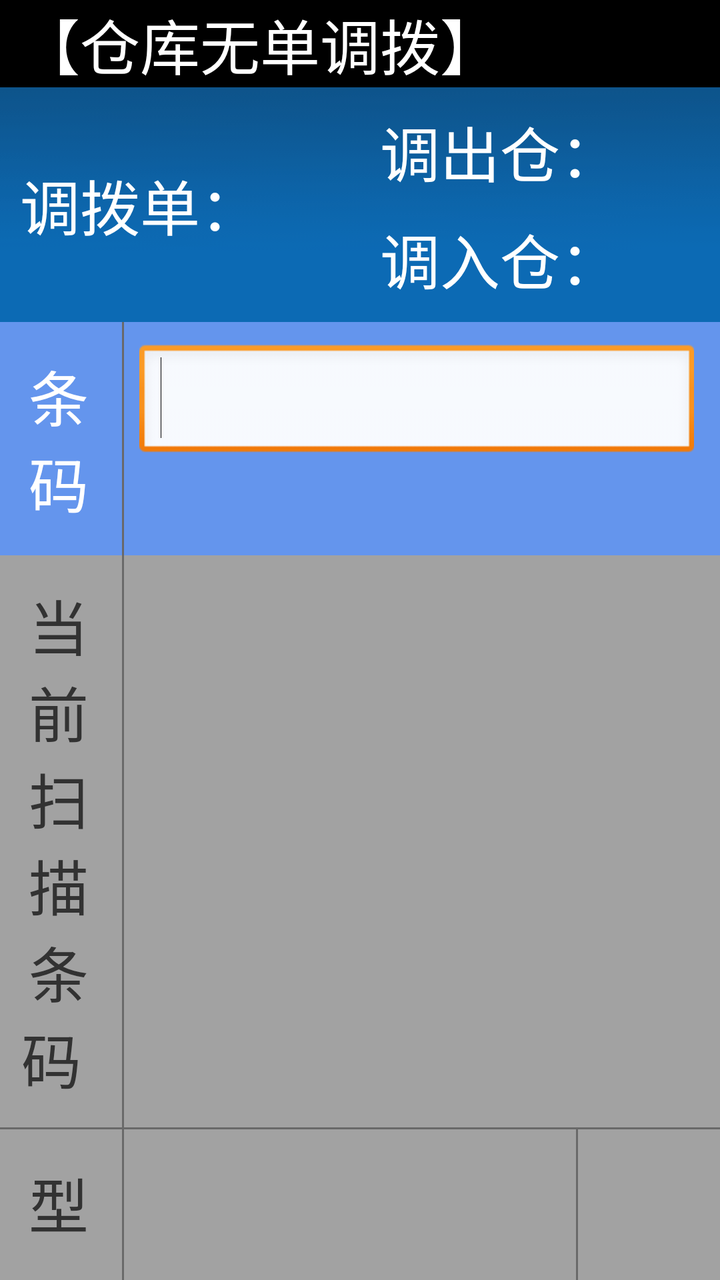
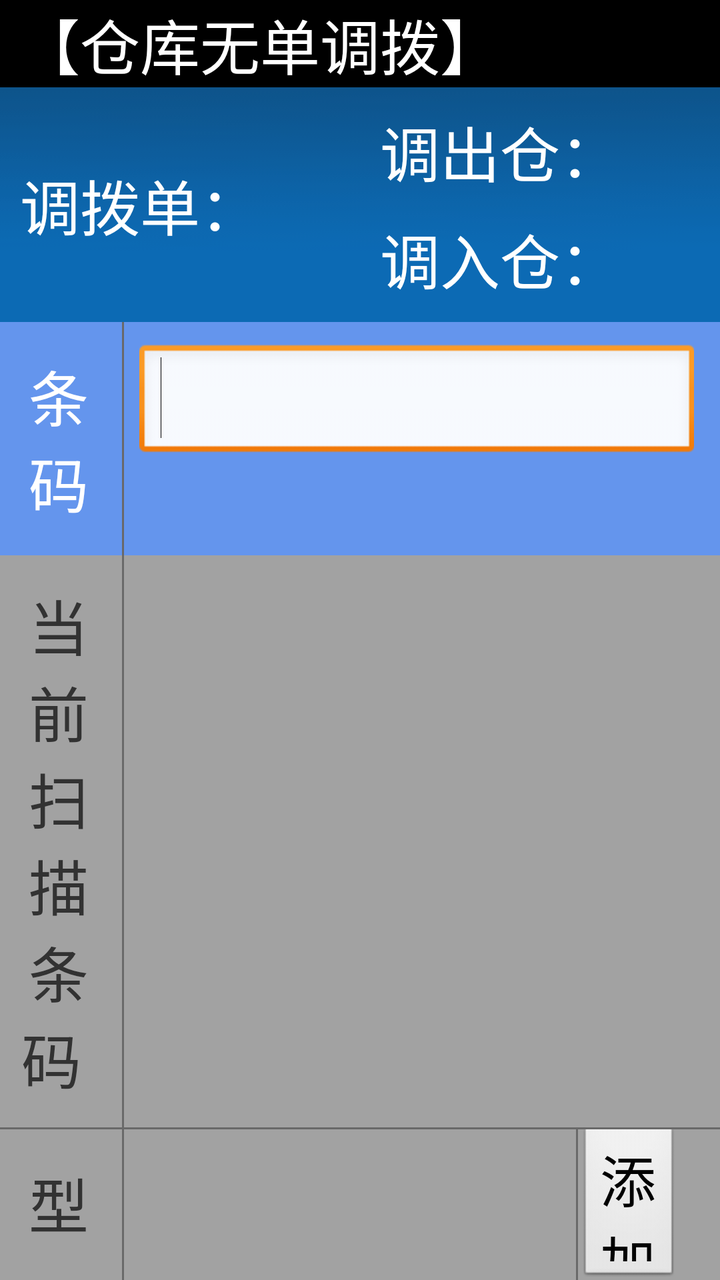

Before-and-after screenshots of an Android layout around one commit, followed by the original layout XML and the change that was made.
<!-- AndroidManifest.xml: application theme android:Theme.Light.NoTitleBar -->
<!-- res/layout/new_p_dv_instock_z_changestock_nobill.xml -->
<?xml version="1.0" encoding="utf-8"?>
<LinearLayout xmlns:android="http://schemas.android.com/apk/res/android"
    xmlns:tools="http://schemas.android.com/tools"
    android:layout_width="match_parent"
    android:layout_height="match_parent"
    android:orientation="vertical"
    tools:ignore="HardcodedText,dpUsage,InefficientWeight,UselessLeaf" >

    <TextView
        android:id="@+id/tv_title"
        android:layout_width="match_parent"
        android:layout_height="wrap_content"
        android:background="@color/black"
        android:gravity="left"
        android:paddingLeft="10dp"
        android:text="【仓库无单调拨】"
        android:textColor="@color/white"
        android:textSize="30dp" />

    <LinearLayout
        android:layout_width="match_parent"
        android:layout_height="wrap_content"
        android:background="@drawable/titlebar_back"
        android:gravity="center_vertical"
        android:orientation="horizontal" >

        <RelativeLayout
            android:id="@+id/relayout_left"
            android:layout_width="0dp"
            android:layout_height="fill_parent"
            android:layout_weight="1"
            android:gravity="center_vertical"
            android:paddingBottom="10dp"
            android:paddingTop="10dp" >

            <RelativeLayout
                android:id="@+id/relayout_source_billno"
                android:layout_width="match_parent"
                android:layout_height="wrap_content"
                android:visibility="visible" >

                <TextView
                    android:id="@+id/tv_source_billno_str"
                    android:layout_width="wrap_content"
                    android:layout_height="wrap_content"
                    android:layout_centerVertical="true"
                    android:layout_marginLeft="10dp"
                    android:text="调拨单："
                    android:textColor="@color/white"
                    android:textSize="30dp" />

                <TextView
                    android:id="@+id/tv_source_billno"
                    android:layout_width="wrap_content"
                    android:layout_height="wrap_content"
                    android:layout_centerVertical="true"
                    android:layout_toRightOf="@id/tv_source_billno_str"
                    android:text=""
                    android:textColor="@color/white"
                    android:textSize="30dp" />
            </RelativeLayout>

            <RelativeLayout
                android:id="@+id/relayout_billno"
                android:layout_width="match_parent"
                android:layout_height="wrap_content"
                android:layout_below="@id/relayout_source_billno"
                android:layout_marginTop="10dp"
                android:visibility="gone" >

                <TextView
                    android:id="@+id/tv_billno_str"
                    android:layout_width="wrap_content"
                    android:layout_height="wrap_content"
                    android:layout_centerVertical="true"
                    android:layout_marginLeft="10dp"
                    android:text="入库单："
                    android:textColor="@color/white"
                    android:textSize="30dp" />

                <TextView
                    android:id="@+id/tv_billno"
                    android:layout_width="wrap_content"
                    android:layout_height="wrap_content"
                    android:layout_centerVertical="true"
                    android:layout_toRightOf="@id/tv_billno_str"
                    android:text=""
                    android:textColor="@color/white"
                    android:textSize="30dp" />
            </RelativeLayout>
        </RelativeLayout>

        <RelativeLayout
            android:id="@+id/relayout_right"
            android:layout_width="0dp"
            android:layout_height="fill_parent"
            android:layout_weight="1"
            android:gravity="center_vertical"
            android:paddingBottom="10dp"
            android:paddingTop="10dp" >

            <RelativeLayout
                android:id="@+id/relayout_company"
                android:layout_width="match_parent"
                android:layout_height="wrap_content"
                android:visibility="visible" >

                <TextView
                    android:id="@+id/tv_company_str"
                    android:layout_width="wrap_content"
                    android:layout_height="wrap_content"
                    android:layout_centerVertical="true"
                    android:layout_marginLeft="10dp"
                    android:text="调出仓："
                    android:textColor="@color/white"
                    android:textSize="30dp" />

                <TextView
                    android:id="@+id/tv_company_name"
                    android:layout_width="wrap_content"
                    android:layout_height="wrap_content"
                    android:layout_centerVertical="true"
                    android:layout_toRightOf="@id/tv_company_str"
                    android:text=""
                    android:textColor="@color/white"
                    android:textSize="30dp" />
            </RelativeLayout>

            <RelativeLayout
                android:id="@+id/relayout_stock"
                android:layout_width="match_parent"
                android:layout_height="wrap_content"
                android:layout_below="@id/relayout_company"
                android:layout_marginTop="10dp" >

                <TextView
                    android:id="@+id/tv_stock_str"
                    android:layout_width="wrap_content"
                    android:layout_height="wrap_content"
                    android:layout_centerVertical="true"
                    android:layout_marginLeft="10dp"
                    android:text="调入仓："
                    android:textColor="@color/white"
                    android:textSize="30dp" />

                <TextView
                    android:id="@+id/tv_stock_name"
                    android:layout_width="wrap_content"
                    android:layout_height="wrap_content"
                    android:layout_centerVertical="true"
                    android:layout_toRightOf="@id/tv_stock_str"
                    android:text=""
                    android:textColor="@color/white"
                    android:textSize="30dp" />
            </RelativeLayout>
        </RelativeLayout>
    </LinearLayout>

    <LinearLayout
        android:layout_width="match_parent"
        android:layout_height="wrap_content"
        android:background="@color/cornflowerblue"
        android:orientation="horizontal" >

        <TextView
            android:layout_width="0dp"
            android:layout_height="wrap_content"
            android:layout_weight="0.5"
            android:gravity="center"
            android:paddingBottom="15dp"
            android:paddingTop="15dp"
            android:text="条\t\t码"
            android:textColor="@color/white"
            android:textSize="30dp" />

        <View
            android:layout_width="1dp"
            android:layout_height="fill_parent"
            android:layout_marginLeft="2dp"
            android:layout_marginRight="2dp"
            android:background="#696969" />

        <View
            android:layout_width="0dp"
            android:layout_height="fill_parent"
            android:layout_weight="0.05" />

        <EditText
            android:id="@+id/et_barcode"
            android:layout_width="0dp"
            android:layout_height="wrap_content"
            android:layout_weight="2.35"
            android:ems="18"
            android:focusable="true"
            android:focusableInTouchMode="true"
            android:gravity="center_vertical"
            android:inputType="text"
            android:textSize="30dp" >

            <requestFocus />
        </EditText>

        <View
            android:layout_width="1dp"
            android:layout_height="fill_parent" />

        <View
            android:layout_width="0dp"
            android:layout_height="fill_parent"
            android:layout_weight="0.1" />
    </LinearLayout>

    <LinearLayout
        android:layout_width="match_parent"
        android:layout_height="wrap_content"
        android:background="#A2A2A2"
        android:orientation="horizontal" >

        <LinearLayout
            android:layout_width="0dp"
            android:layout_height="wrap_content"
            android:layout_marginBottom="3dp"
            android:layout_marginTop="3dp"
            android:layout_weight="0.5"
            android:orientation="vertical" >

            <TextView
                android:layout_width="match_parent"
                android:layout_height="wrap_content"
                android:gravity="center"
                android:paddingBottom="10dp"
                android:paddingTop="10dp"
                android:text="当前扫描条码 "
                android:textSize="30dp" />
        </LinearLayout>

        <View
            android:layout_width="1dp"
            android:layout_height="match_parent"
            android:layout_marginLeft="2dp"
            android:layout_marginRight="2dp"
            android:background="#696969" />

        <LinearLayout
            android:layout_width="0dp"
            android:layout_height="wrap_content"
            android:layout_gravity="center_vertical"
            android:layout_weight="2.5"
            android:orientation="vertical" >

            <TextView
                android:id="@+id/tv_show_code"
                android:layout_width="match_parent"
                android:layout_height="wrap_content"
                android:paddingLeft="5dp"
                android:text=""
                android:textSize="30dp" />
        </LinearLayout>
    </LinearLayout>

    <View
        android:layout_width="match_parent"
        android:layout_height="1dp"
        android:background="#696969" />

    <LinearLayout
        android:layout_width="fill_parent"
        android:layout_height="wrap_content"
        android:background="#A2A2A2"
        android:gravity="center_vertical"
        android:orientation="horizontal" >

        <LinearLayout
            android:layout_width="0dp"
            android:layout_height="wrap_content"
            android:layout_weight="0.5"
            android:orientation="vertical"
            android:paddingBottom="15dp"
            android:paddingTop="15dp" >

            <TextView
                android:id="@+id/TextView06"
                android:layout_width="match_parent"
                android:layout_height="wrap_content"
                android:gravity="center"
                android:text="型号色号 "
                android:textSize="30dp" />

            <TextView
                android:layout_width="match_parent"
                android:layout_height="wrap_content"
                android:gravity="center"
                android:text="(产品ID) "
                android:textSize="28dp" />
        </LinearLayout>

        <View
            android:layout_width="1dp"
            android:layout_height="match_parent"
            android:layout_marginLeft="2dp"
            android:layout_marginRight="2dp"
            android:background="#696969" />

        <LinearLayout
            android:layout_width="0dp"
            android:layout_height="wrap_content"
            android:layout_weight="1.9"
            android:orientation="vertical" >

            <TextView
                android:id="@+id/tv_model_colors"
                android:layout_width="match_parent"
                android:layout_height="wrap_content"
                android:paddingLeft="5dp"
                android:textSize="30dp" />

            <TextView
                android:id="@+id/tv_goodsid"
                android:layout_width="match_parent"
                android:layout_height="wrap_content"
                android:paddingLeft="5dp"
                android:text=""
                android:textSize="28dp" />
        </LinearLayout>

        <View
            android:layout_width="1dp"
            android:layout_height="match_parent"
            android:background="#696969" />

        <LinearLayout
            android:layout_width="0dp"
            android:layout_height="wrap_content"
            android:layout_weight="0.6"
            android:gravity="center"
            android:orientation="horizontal" >

            <Button
                android:id="@+id/btn_select_goodsid"
                android:layout_width="fill_parent"
                android:layout_height="80dp"
                android:layout_marginRight="20dp"
                android:text="选\t择 "
                android:visibility="gone" />
        </LinearLayout>
    </LinearLayout>

    <LinearLayout
        android:layout_width="match_parent"
        android:layout_height="wrap_content"
        android:layout_weight="2.88"
        android:orientation="vertical" >

        <LinearLayout
            android:layout_width="match_parent"
            android:layout_height="80dp"
            android:gravity="center_vertical"
            android:orientation="horizontal" >

            <TextView
                android:id="@+id/TextView07"
                android:layout_width="0dp"
                android:layout_height="fill_parent"
                android:layout_weight="1"
                android:background="#D7D7D7"
                android:gravity="center"
                android:text="此型号累计"
                android:textSize="30dp" />

            <View
                android:layout_width="2dp"
                android:layout_height="fill_parent"
                android:background="#AEAEAE" />

            <TextView
                android:id="@+id/TextView09"
                android:layout_width="0dp"
                android:layout_height="fill_parent"
                android:layout_weight="1"
                android:background="#D7D7D7"
                android:gravity="center"
                android:text="合\t计"
                android:textSize="30dp" />
        </LinearLayout>

        <View
            android:layout_width="match_parent"
            android:layout_height="1dp"
            android:background="#AEAEAE" />

        <LinearLayout
            android:layout_width="match_parent"
            android:layout_height="fill_parent"
            android:gravity="center_vertical"
            android:orientation="horizontal" >

            <TextView
                android:id="@+id/tv_curqty"
                android:layout_width="0dp"
                android:layout_height="fill_parent"
                android:layout_weight="1"
                android:gravity="center"
                android:text="0"
                android:textColor="@color/darkgreen"
                android:textSize="60dp" />

            <View
                android:layout_width="2dp"
                android:layout_height="fill_parent"
                android:background="#AEAEAE" />

            <TextView
                android:id="@+id/tv_totalqty"
                android:layout_width="0dp"
                android:layout_height="fill_parent"
                android:layout_weight="1"
                android:gravity="center"
                android:text="0"
                android:textSize="60dp" />
        </LinearLayout>
    </LinearLayout>

    <LinearLayout
        android:id="@+id/LinearLayout01"
        android:layout_width="match_parent"
        android:layout_height="wrap_content"
        android:background="@drawable/titlebar_back"
        android:gravity="center"
        android:orientation="horizontal"
        android:paddingBottom="10dp"
        android:paddingTop="10dp" >

        <Button
            android:id="@+id/btn_list"
            android:layout_width="250dp"
            android:layout_height="80dp"
            android:text="明细"
            android:textSize="@dimen/show_title_size" />

        <Button
            android:id="@+id/btn_print"
            android:layout_width="250dp"
            android:layout_height="80dp"
            android:layout_marginLeft="30dp"
            android:text="打印"
            android:textSize="@dimen/show_title_size" />

        <Button
            android:id="@+id/btn_exit"
            android:layout_width="250dp"
            android:layout_height="80dp"
            android:layout_marginLeft="30dp"
            android:text="完成"
            android:textSize="@dimen/show_title_size" />
    </LinearLayout>

</LinearLayout>
<!-- resources referenced by this layout -->
<resources>
  <color name="black">#000000</color>
  <color name="cornflowerblue">#6495ED</color>
  <color name="darkgreen">#006400</color>
  <color name="white">#FFFFFF</color>
  <dimen name="show_title_size">30dp</dimen>
  <!-- drawable titlebar_back: png bitmap (drawable-hdpi, 3336 bytes) -->
</resources>

<!-- the commit's change to res/layout/new_p_dv_instock_z_changestock_nobill.xml (unified diff, before → after) -->
@@ -195,6 +195,7 @@
             android:focusableInTouchMode="true"
             android:gravity="center_vertical"
             android:inputType="text"
+            android:imeOptions="actionSend"
             android:textSize="30dp" >
 
             <requestFocus />
@@ -286,12 +287,27 @@
                 android:text="型号色号 "
                 android:textSize="30dp" />
 
-            <TextView
-                android:layout_width="match_parent"
-                android:layout_height="wrap_content"
-                android:gravity="center"
-                android:text="(产品ID) "
-                android:textSize="28dp" />
+            <LinearLayout
+                android:layout_width="wrap_content"
+                android:layout_height="wrap_content"
+                android:orientation="horizontal"
+                android:gravity="center"
+                android:layout_gravity="center">
+                <TextView
+                    android:layout_width="match_parent"
+                    android:layout_height="wrap_content"
+                    android:gravity="center"
+                    android:text="(产品ID)"
+                    android:textSize="28dp" />
+                <TextView
+                    android:id="@+id/tv_instock_batch"
+                    android:layout_width="wrap_content"
+                    android:layout_height="wrap_content"
+                    android:text="批号"
+                    android:textSize="26dp"
+                    android:visibility="gone"
+                    android:layout_marginLeft="10dp"></TextView>
+            </LinearLayout>
         </LinearLayout>
 
         <View
@@ -314,13 +330,38 @@
                 android:paddingLeft="5dp"
                 android:textSize="30dp" />
 
-            <TextView
-                android:id="@+id/tv_goodsid"
-                android:layout_width="match_parent"
-                android:layout_height="wrap_content"
-                android:paddingLeft="5dp"
-                android:text=""
-                android:textSize="28dp" />
+
+
+
+
+
+
+
+
+            <LinearLayout
+                android:layout_width="wrap_content"
+                android:layout_height="wrap_content"
+                android:orientation="horizontal"
+                android:gravity="center"
+                android:paddingLeft="10dp"
+                >
+                <TextView
+                    android:id="@+id/tv_goodsid"
+                    android:layout_width="match_parent"
+                    android:layout_height="wrap_content"
+                    android:text=""
+                    android:textSize="28dp" />
+
+                <TextView
+                    android:id="@+id/tv_text_batch"
+                    android:layout_width="wrap_content"
+                    android:layout_height="wrap_content"
+                    android:text=""
+                    android:textSize="26dp"
+                    android:visibility="gone"
+                    android:layout_marginLeft="30dp"></TextView>
+            </LinearLayout>
+
         </LinearLayout>
 
         <View
@@ -335,13 +376,22 @@
             android:gravity="center"
             android:orientation="horizontal" >
 
+
+
+
+
+
+
+
+
             <Button
-                android:id="@+id/btn_select_goodsid"
+                android:id="@+id/btn_batch_num"
                 android:layout_width="fill_parent"
                 android:layout_height="80dp"
                 android:layout_marginRight="20dp"
-                android:text="选\t择 "
-                android:visibility="gone" />
+                android:text="添加批号"
+                android:textSize="28dp" />
+
         </LinearLayout>
     </LinearLayout>
 
